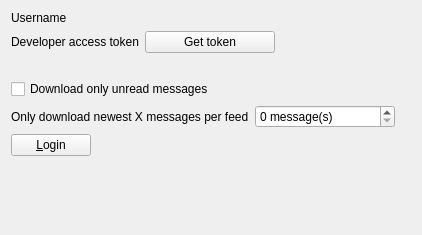
First picture: the form in src/librssguard/services/feedly/gui/feedlyaccountdetails.ui, repository martinrotter/rssguard, before the edit.
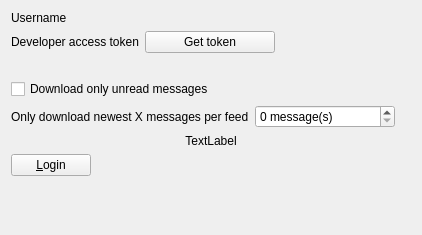
Second picture: the form after the edit. Custom widgets are drawn as their Qt base class.

Diff of the .ui file:
```diff
--- a/src/librssguard/services/feedly/gui/feedlyaccountdetails.ui
+++ b/src/librssguard/services/feedly/gui/feedlyaccountdetails.ui
@@ -79,7 +79,7 @@
      </item>
     </layout>
    </item>
-   <item row="6" column="0" colspan="2">
+   <item row="7" column="0" colspan="2">
     <spacer name="verticalSpacer">
      <property name="orientation">
       <enum>Qt::Vertical</enum>
@@ -92,7 +92,7 @@
      </property>
     </spacer>
    </item>
-   <item row="5" column="0" colspan="2">
+   <item row="6" column="0" colspan="2">
     <layout class="QFormLayout" name="formLayout_2">
      <item row="0" column="0">
       <widget class="QPushButton" name="m_btnTestSetup">
@@ -117,6 +117,19 @@
      </property>
     </widget>
    </item>
+   <item row="5" column="0" colspan="2">
+    <widget class="QLabel" name="m_lblLimitMessagesInfo">
+     <property name="text">
+      <string>TextLabel</string>
+     </property>
+     <property name="alignment">
+      <set>Qt::AlignCenter</set>
+     </property>
+     <property name="wordWrap">
+      <bool>true</bool>
+     </property>
+    </widget>
+   </item>
   </layout>
  </widget>
  <customwidgets>
```
